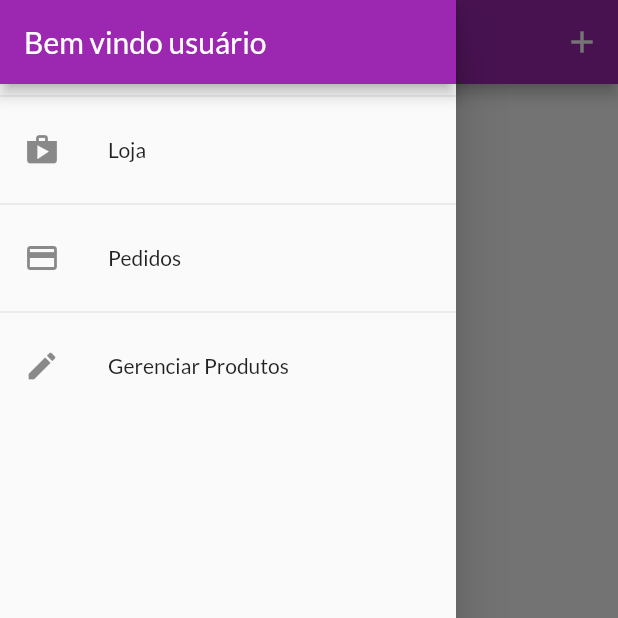
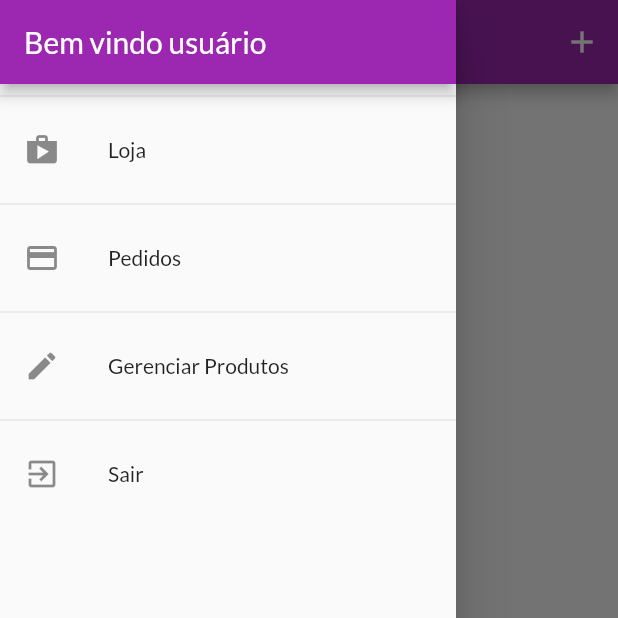
Before and after one commit to wanderaraujo/flutter-shopping-app, a Flutter app: the ProductScreen screen opened by its route, with the side drawer open, on a phone screen of 412 x 824 dp, the top half of it. Run offline on Flutter 3.47's test engine with Material 2 defaults, Android fonts, the phone set to English and light mode, and no system bars; network calls fail.

Commit message:
Add logout function in drawer

```diff
--- a/lib/widgets/app_drawer.dart
+++ b/lib/widgets/app_drawer.dart
@@ -1,4 +1,6 @@
 import 'package:flutter/material.dart';
+import 'package:provider/provider.dart';
+import 'package:shop/providers/auth.dart';
 import 'package:shop/utils/AppRoutes.dart';
 
 class AppDrawer extends StatelessWidget {
@@ -35,6 +37,14 @@ class AppDrawer extends StatelessWidget {
               Navigator.of(context).pushReplacementNamed(AppRoutes.PRODUCTS);
             },
           ),
+          Divider(),
+          ListTile(
+            leading: Icon(Icons.exit_to_app),
+            title: Text("Sair"),
+            onTap: () {
+              Provider.of<Auth>(context, listen: false).logout();
+            },
+          ),
         ],
       ),
     );
```
Also changed, not shown: lib/providers/auth.dart (+11 -2 lines).
